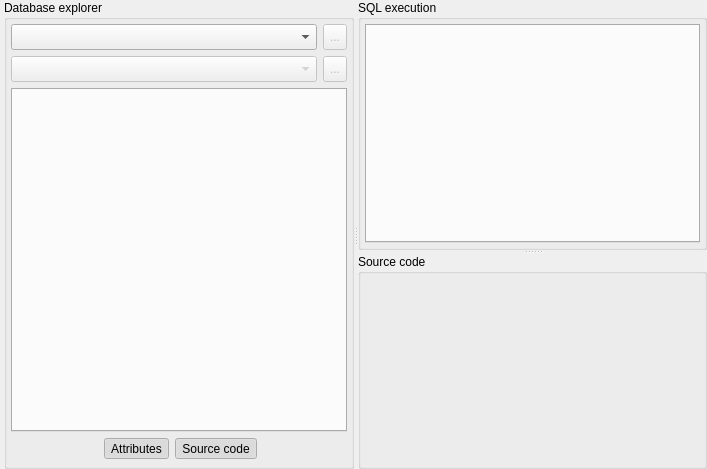
Above: libpgmodeler_ui/ui/sqltoolwidget.ui from pgmodeler/pgmodeler before the change. Below: the same form after it.
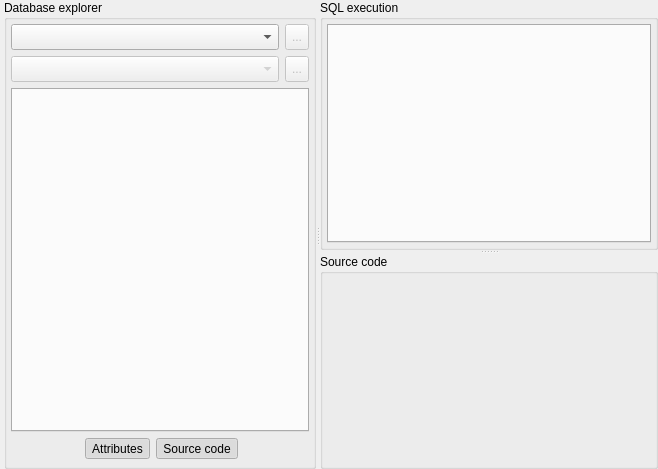
That is the form after the change. Icons and pictures are not drawn.

```diff
--- a/libpgmodeler_ui/ui/sqltoolwidget.ui
+++ b/libpgmodeler_ui/ui/sqltoolwidget.ui
@@ -6,7 +6,7 @@
    <rect>
     <x>0</x>
     <y>0</y>
-    <width>707</width>
+    <width>658</width>
     <height>469</height>
    </rect>
   </property>
@@ -228,7 +228,7 @@
            <widget class="QTabWidget" name="databases_tbw">
             <property name="minimumSize">
              <size>
-              <width>310</width>
+              <width>285</width>
               <height>0</height>
              </size>
             </property>
```
